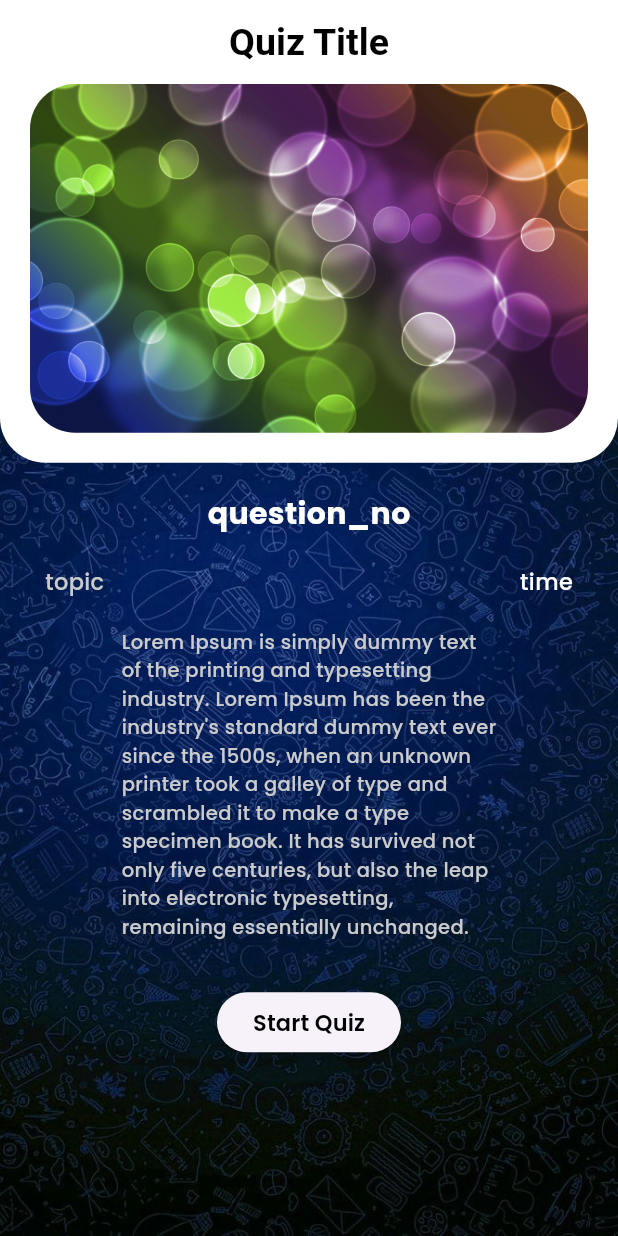
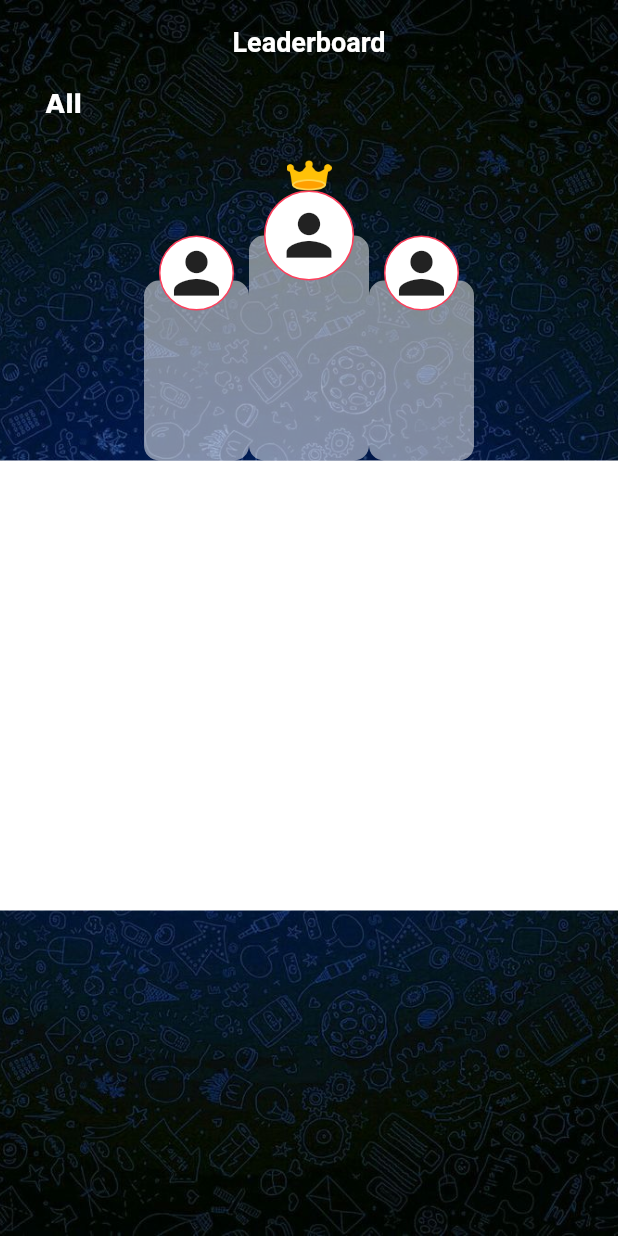
Before and after one commit to Muntasir89/Quizer_App, a Flutter app: the screen it shows after launch, on a phone screen of 412 x 824 dp. Run offline on Flutter 3.47's test engine with Material 3 defaults, Android fonts, the phone set to English and light mode, and no system bars; our stand-ins replace curved_navigation_bar, flutter_inset_box_shadow, flutter_screenutil, flutter_svg, get, get_storage and 3 more; missing offline and left inert: dart:ffi.

Commit message:
Leaderboard UI partially complete

```diff
--- a/lib/res/assets/AppAssets.dart
+++ b/lib/res/assets/AppAssets.dart
@@ -6,6 +6,7 @@ class AppAssets {
   static const String github = "assets/images/github.svg";
   static const String profile = "assets/images/profile.svg";
   static const String upcoming = "assets/images/upcoming.png";
+  static const String crown = "assets/images/crown.png";
 
   static const String bg = "assets/images/bg.png";
 }
--- a/lib/res/routes/route_names.dart
+++ b/lib/res/routes/route_names.dart
@@ -12,4 +12,6 @@ class RouteName {
   static const String quizPage = '/quizPage';
 
   static const String scorePage = '/ScorePage';
+
+  static const String leaderboardPage = '/leaderboardPage';
 }
--- a/lib/res/routes/routes.dart
+++ b/lib/res/routes/routes.dart
@@ -2,10 +2,11 @@ import 'package:get/get.dart';
 import 'package:quizer/view/home_screen/home_screen.dart';
 import 'package:quizer/view/landing_page/landing_page.dart';
 import 'package:quizer/view/quiz_details_page/quiz_details_page.dart';
-import 'package:quizer/view/quiz_screen/quiz_sceen.dart';
+import 'package:quizer/view/quiz_screen/quiz_screen.dart';
 import 'package:quizer/view/score_screen/score_screen.dart';
 import 'package:quizer/view/signup_screen/signup_screen.dart';
 
+import '../../view/leaderboard_screen/leaderboard_screen.dart';
 import '../../view/login_screen/login_screen.dart';
 import '../../view/splash_screen/splash_screen.dart';
 import 'route_names.dart';
@@ -14,7 +15,7 @@ class AppRoutes {
   static appRoutes() => [
         GetPage(
             name: RouteName.splashScreen,
-            page: () => QuizDetailsPage(), //HomeScreen(),
+            page: () => LeaderboardScreen(), //HomeScreen(),
             transitionDuration: Duration(milliseconds: 250),
             transition: Transition.leftToRightWithFade),
         GetPage(
@@ -51,5 +52,11 @@ class AppRoutes {
           transitionDuration: Duration(milliseconds: 250),
           transition: Transition.leftToRightWithFade,
         ),
+        GetPage(
+          name: RouteName.leaderboardPage,
+          page: () => LeaderboardScreen(),
+          transitionDuration: Duration(milliseconds: 250),
+          transition: Transition.leftToRightWithFade,
+        ),
       ];
 }
--- a/lib/res/values/app_values.dart
+++ b/lib/res/values/app_values.dart
@@ -15,13 +15,17 @@ const only_l20_r20_b20 = EdgeInsets.only(left: 20, right: 20, bottom: 20);
 const only_b10 = EdgeInsets.only(bottom: 10);
 const only_l30_r30_t20 = EdgeInsets.only(left: 30, right: 30, top: 20);
 // const only_l30_r30_t20 = EdgeInsets.only(left: 30, right: 30, top: 20);
+const only_l30 = EdgeInsets.only(left: 30);
+const only_t25 = EdgeInsets.only(top: 25);
+const only_t55 = EdgeInsets.only(top: 55);
 const only_r20 = EdgeInsets.only(right: 20);
 // Radius
 const double r5 = 5;
 const double r10 = 10;
 const double r12 = 12;
 const double r15 = 15;
-const double r20 = 30;
+const double r25 = 25;
+const double r30 = 30;
 
 // gap
 const gap_v5 = SizedBox(height: 5);
@@ -32,3 +36,15 @@ const gap_v40 = SizedBox(height: 40);
 
 const gap_h5 = SizedBox(width: 5);
 const gap_h10 = SizedBox(width: 10);
+
+// width
+const double w50 = 50;
+const double w60 = 60;
+const double w70 = 70;
+const double w80 = 80;
+
+// height
+const double h50 = 50;
+const double h60 = 60;
+const double h120 = 120;
+const double h150 = 150;
--- /dev/null
+++ b/lib/view/leaderboard_screen/leaderboard_screen.dart
@@ -0,0 +1,75 @@
+import 'package:flutter/foundation.dart';
+import 'package:flutter/material.dart';
+import 'package:flutter/widgets.dart';
+import 'package:get/get.dart';
+import 'package:quizer/res/colors/AppColor.dart';
+import 'package:quizer/res/values/app_values.dart';
+import 'package:quizer/view/leaderboard_screen/widgets/first_board.dart';
+import 'package:quizer/view/leaderboard_screen/widgets/second_third_board.dart';
+
+import '../../res/assets/AppAssets.dart';
+import '../../res/values/text_style.dart';
+
+class LeaderboardScreen extends StatelessWidget {
+  const LeaderboardScreen({super.key});
+
+  @override
+  Widget build(BuildContext context) {
+    return Scaffold(
+      body: Container(
+        alignment: Alignment.center,
+        decoration: BoxDecoration(
+          image: DecorationImage(
+            image: AssetImage(AppAssets.bg),
+            fit: BoxFit.cover,
+          ),
+        ),
+        child: Column(
+          children: [
+            AppBar(
+              backgroundColor: Colors.transparent,
+              foregroundColor: AppColor.whiteColor,
+              centerTitle: true,
+              title: Text(
+                'Leaderboard'.tr,
+                style: style_white_bold_18,
+              ),
+            ),
+            Padding(
+              padding: only_l30,
+              child: Align(
+                alignment: Alignment.centerLeft,
+                child: Text(
+                  "All",
+                  style: style_white_bold_18,
+                ),
+              ),
+            ),
+            gap_v20,
+            Stack(
+              children: [
+                Row(
+                  mainAxisAlignment: MainAxisAlignment.center,
+                  crossAxisAlignment: CrossAxisAlignment.end,
+                  children: [
+                    SecondThirdBoard(),
+                    FirstBoard(),
+                    SecondThirdBoard()
+                  ],
+                ),
+              ],
+            ),
+            Align(
+              alignment: Alignment.bottomCenter,
+              child: Container(
+                width: double.infinity,
+                height: 300,
+                color: AppColor.whiteColor,
+              ),
+            )
+          ],
+        ),
+      ),
+    );
+  }
+}
--- /dev/null
+++ b/lib/view/leaderboard_screen/widgets/first_board.dart
@@ -0,0 +1,51 @@
+import 'package:flutter/foundation.dart';
+import 'package:flutter/material.dart';
+import 'package:flutter_svg/flutter_svg.dart';
+import 'package:quizer/res/assets/AppAssets.dart';
+
+import '../../../res/colors/AppColor.dart';
+import '../../../res/values/app_values.dart';
+
+class FirstBoard extends StatelessWidget {
+  const FirstBoard({super.key});
+
+  @override
+  Widget build(BuildContext context) {
+    return Stack(
+      alignment: Alignment.topCenter,
+      children: [
+        // Crown ⬇️ icon
+        Image.asset(
+          AppAssets.crown,
+          height: 30,
+          width: 30,
+        ),
+        // Pillar ⬇️ board
+        Container(
+          height: h150,
+          width: w80,
+          margin: only_t55,
+          decoration: BoxDecoration(
+            color: AppColor.whiteColor_50,
+            borderRadius: BorderRadius.circular(r10),
+          ),
+        ),
+        // Circle ⬇️ image
+        Container(
+          height: w60,
+          width: h60,
+          margin: only_t25,
+          decoration: BoxDecoration(
+            color: AppColor.whiteColor,
+            borderRadius: BorderRadius.circular(r30),
+            border: Border.all(color: AppColor.redColor),
+          ),
+          child: Icon(
+            Icons.person,
+            size: 45,
+          ),
+        ),
+      ],
+    );
+  }
+}
--- /dev/null
+++ b/lib/view/leaderboard_screen/widgets/second_third_board.dart
@@ -0,0 +1,43 @@
+import 'package:flutter/foundation.dart';
+import 'package:flutter/material.dart';
+
+import '../../../res/colors/AppColor.dart';
+import '../../../res/values/app_values.dart';
+
+class SecondThirdBoard extends StatelessWidget {
+  const SecondThirdBoard({super.key});
+
+  @override
+  Widget build(BuildContext context) {
+    return Stack(
+      alignment: Alignment.topCenter,
+      children: [
+        // Pillar ⬇️ board
+        Container(
+          height: h120,
+          width: w70,
+          margin: only_t55,
+          decoration: BoxDecoration(
+            color: AppColor.whiteColor_50,
+            borderRadius: BorderRadius.circular(r10),
+          ),
+        ),
+        // Circle ⬇️ image
+        Container(
+          height: w50,
+          width: h50,
+          margin: only_t25,
+          decoration: BoxDecoration(
+            color: AppColor.whiteColor,
+            borderRadius: BorderRadius.circular(r30),
+            border: Border.all(color: AppColor.redColor),
+          ),
+          child: Icon(
+            Icons.person,
+            size: 45,
+          ),
+        ),
+      ],
+    );
+  }
+}
--- a/lib/view/quiz_details_page/quiz_details_page.dart
+++ b/lib/view/quiz_details_page/quiz_details_page.dart
@@ -39,14 +39,14 @@ class QuizDetailsPage extends StatelessWidget {
                 decoration: BoxDecoration(
                   color: AppColor.whiteColor,
                   borderRadius: BorderRadius.only(
-                    bottomLeft: Radius.circular(r20),
-                    bottomRight: Radius.circular(r20),
+                    bottomLeft: Radius.circular(r30),
+                    bottomRight: Radius.circular(r30),
                   ),
                 ),
                 child: Padding(
                   padding: only_l20_r20_b20,
                   child: ClipRRect(
-                    borderRadius: BorderRadius.circular(r20),
+                    borderRadius: BorderRadius.circular(r30),
                     child: Image.asset(
                       'assets/images/upcoming.png',
                       fit: BoxFit.cover,
--- a/lib/view/quiz_screen/quiz_sceen.dart
+++ b/lib/view/quiz_screen/quiz_screen.dart
@@ -67,8 +67,9 @@ class QuizPage extends StatelessWidget {
                 // For ⬇️ progressbar decoration
                 return DecoratedBox(
                   decoration: BoxDecoration(
-                      color: AppColor.whiteColor,
-                      borderRadius: BorderRadius.circular(r10)),
+                    color: AppColor.whiteColor,
+                    borderRadius: BorderRadius.circular(r10),
+                  ),
                   child: GetBuilder<QuizController>(
                     builder: (controller) {
                       // ⬇️ progressbar
--- a/lib/view/score_screen/score_screen.dart
+++ b/lib/view/score_screen/score_screen.dart
@@ -1,6 +1,7 @@
 import 'package:flutter/material.dart';
 import 'package:get/get.dart';
 import 'package:quizer/res/colors/AppColor.dart';
+import 'package:quizer/res/routes/route_names.dart';
 import 'package:quizer/res/values/text_style.dart';
 import 'package:quizer/view/score_screen/widgets/score_box.dart';
 
@@ -136,7 +137,9 @@ class ScorePage extends StatelessWidget {
                 ),
                 gap_h10,
                 ElevatedButton(
-                  onPressed: () {},
+                  onPressed: () {
+                    Get.toNamed(RouteName.leaderboardPage);
+                  },
                   child: Text(
                     "Leaderboard",
                     style: style_green_w500_13,
--- a/pubspec.yaml
+++ b/pubspec.yaml
@@ -72,6 +72,7 @@ flutter:
     - assets/fonts/
     - assets/images/bg.png
     - assets/images/OOP.png
+    - assets/images/crown.png
 
   # An image asset can refer to one or more resolution-specific "variants", see
   # https://flutter.dev/assets-and-images/#resolution-aware
```
Also changed, not shown: assets/images/crown.png (added).
